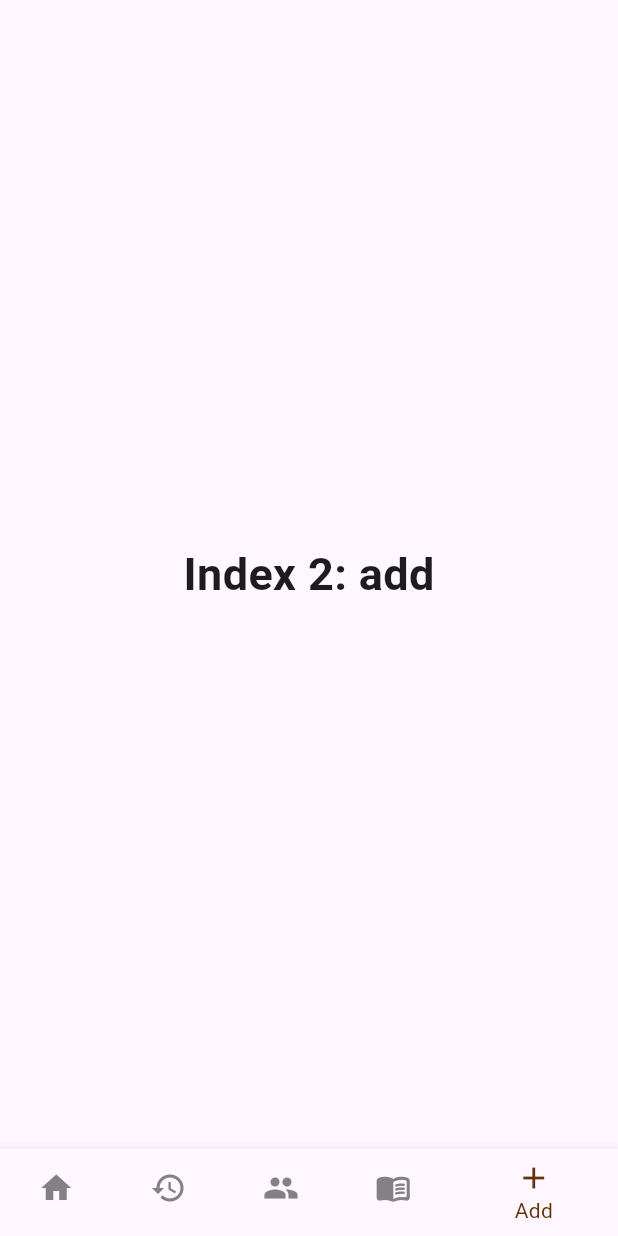
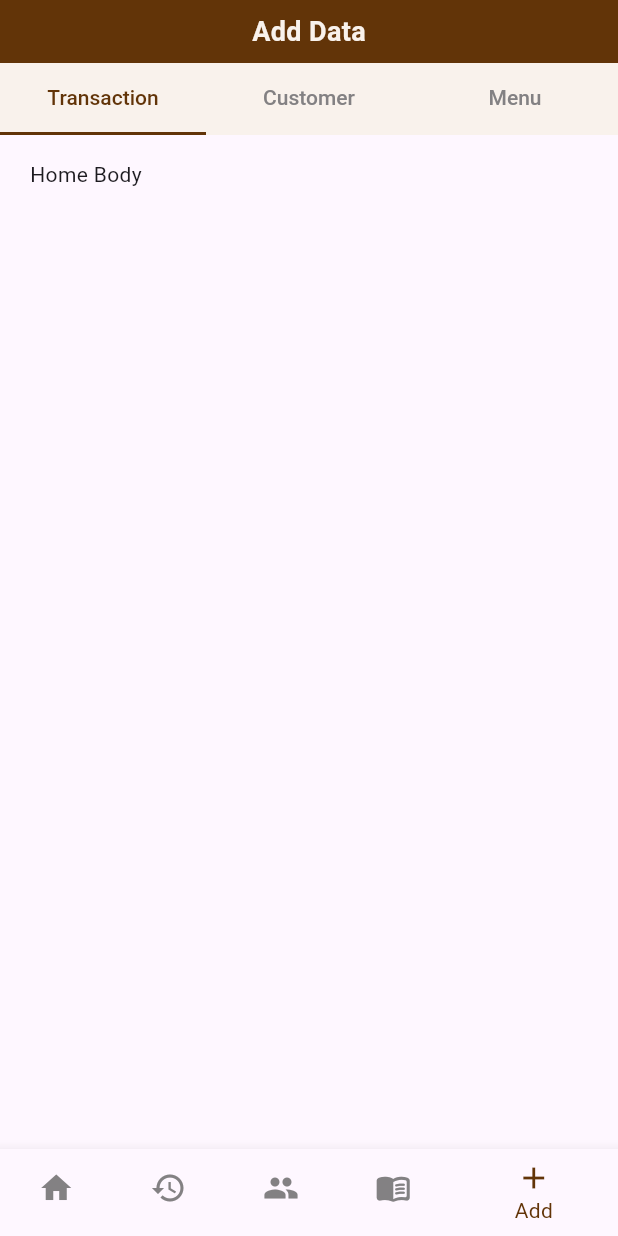
Before and after one commit to kezia2909/food_sales_recording_application, a Flutter app: the screen it shows after launch, item 5 of the bottom bar chosen, on a phone screen of 412 x 824 dp. Run offline on Flutter 3.47's test engine with Material 2 defaults, Android fonts, the phone set to English and light mode, and no system bars; missing offline and left inert: iconify_flutter.

Commit message:
add page - tab bar

```diff
--- /dev/null
+++ b/lib/pages/add_page.dart
@@ -0,0 +1,102 @@
+import 'package:flutter/material.dart';
+
+import '../utils/app_colors.dart';
+import '../widgets/title_text.dart';
+
+class AddPage extends StatefulWidget {
+  const AddPage({super.key});
+
+  @override
+  State<AddPage> createState() => _AddPageState();
+}
+
+class _AddPageState extends State<AddPage> {
+  @override
+  Widget build(BuildContext context) {
+    return Scaffold(
+      body: Container(
+          child: Column(
+        children: [
+          Container(
+            padding: EdgeInsets.symmetric(vertical: 8),
+            alignment: Alignment.center,
+            width: double.infinity,
+            color: Appcolors.darkColor,
+            child: TitleText(
+              text: "Add Data",
+              isBold: true,
+            ),
+          ),
+          // Container(
+          //   padding: EdgeInsets.symmetric(vertical: 8, horizontal: 20),
+          //   alignment: Alignment.center,
+          //   width: double.infinity,
+          //   color: Appcolors.mediumColor,
+          //   child: Row(
+          //       mainAxisAlignment: MainAxisAlignment.spaceBetween,
+          //       children: [
+          //         TitleText(
+          //           text: "Transaction",
+          //         ),
+          //         TitleText(
+          //           text: "Customer",
+          //         ),
+          //         TitleText(
+          //           text: "Menu",
+          //         ),
+          //       ]),
+          // ),
+          Expanded(
+            child: DefaultTabController(
+              length: 3,
+              child: Column(
+                mainAxisSize: MainAxisSize.min,
+                children: <Widget>[
+                  Container(
+                    child: Material(
+                      color: Appcolors.lightColor,
+                      child: Theme(
+                        data: ThemeData().copyWith(
+                          splashColor: Appcolors.mediumColor,
+                        ),
+                        child: TabBar(
+                            unselectedLabelColor: Appcolors.darkGreyColor,
+                            labelColor: Appcolors.darkColor,
+                            indicatorColor: Appcolors.darkColor,
+                            tabs: [
+                              Tab(text: "Transaction"),
+                              Tab(text: "Customer"),
+                              Tab(text: "Menu"),
+                            ]),
+                      ),
+                    ),
+                  ),
+                  Expanded(
+                    child: Container(
+                      margin:
+                          EdgeInsets.symmetric(horizontal: 20, vertical: 16),
+                      //Add this to give height
+                      child: TabBarView(
+                          physics: NeverScrollableScrollPhysics(),
+                          children: [
+                            Container(
+                              child: Text("Home Body"),
+                            ),
+                            Container(
+                              child: Text("Articles Body"),
+                            ),
+                            Container(
+                              child: Text("User Body"),
+                            ),
+                          ]),
+                    ),
+                  ),
+                ],
+              ),
+            ),
+          )
+        ],
+      )),
+    );
+  }
+}
--- a/lib/widgets/bottom_nav_bar.dart
+++ b/lib/widgets/bottom_nav_bar.dart
@@ -1,4 +1,5 @@
 import 'package:flutter/material.dart';
+import 'package:food_sales_recording_application/pages/add_page.dart';
 import 'package:food_sales_recording_application/pages/history_page.dart';
 import 'package:food_sales_recording_application/pages/home_page.dart';
 import 'package:food_sales_recording_application/utils/app_colors.dart';
@@ -22,10 +23,7 @@ class _BottomNavBarState extends State<BottomNavBar> {
     HistoryPage(),
     CustomerPage(),
     MenuPage(),
-    Text(
-      'Index 2: add',
-      style: optionStyle,
-    ),
+    AddPage(),
   ];
 
   void _onItemTapped(int index) {
```
